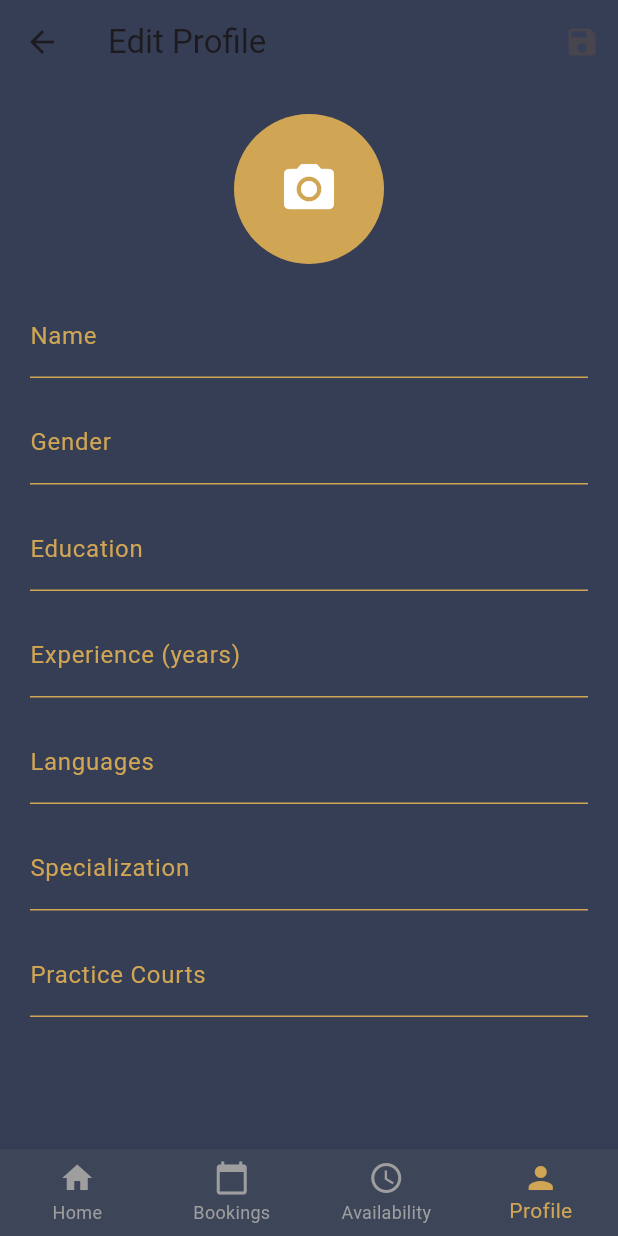
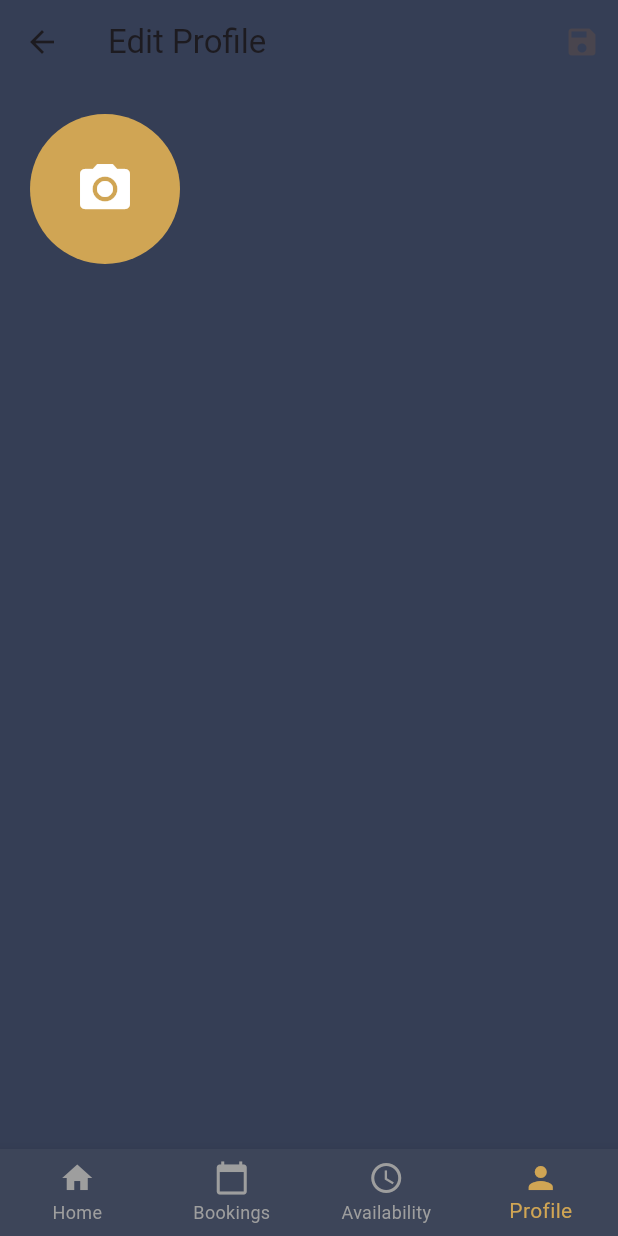
Before and after one commit to umesha2001/legal_web, a Flutter app: the LawyerProfile screen opened directly, on a phone screen of 412 x 824 dp. Run offline on Flutter 3.47's test engine with Material 3 defaults, Android fonts, the phone set to English and light mode, and no system bars; our stand-ins replace file_picker, flutter_vector_icons, image_picker; missing offline and left inert: complete.

Commit message:
update lawyer profile

```diff
--- a/legal_web/lib/screens/lawyer_profile.dart
+++ b/legal_web/lib/screens/lawyer_profile.dart
@@ -89,13 +89,6 @@ class _LawyerProfileState extends State<LawyerProfile> {
                 ),
               ),
               const SizedBox(height: 20),
-              _buildProfileField('Name', _nameController),
-              _buildProfileField('Gender', _genderController),
-              _buildProfileField('Education', _educationController),
-              _buildProfileField('Experience (years)', _experienceController),
-              _buildProfileField('Languages', _languageController),
-              _buildProfileField('Specialization', _specializationController),
-              _buildProfileField('Practice Courts', _practiceCourtsController),
             ],
           ),
         ),
```
